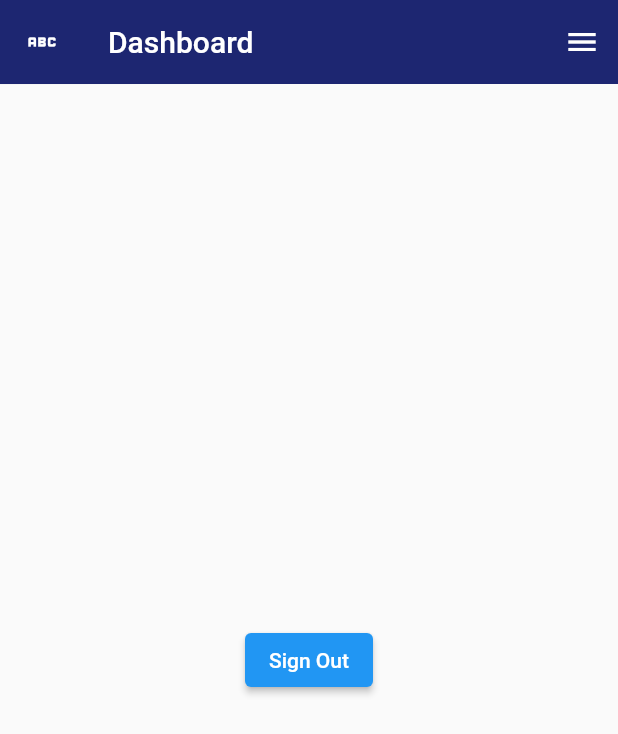
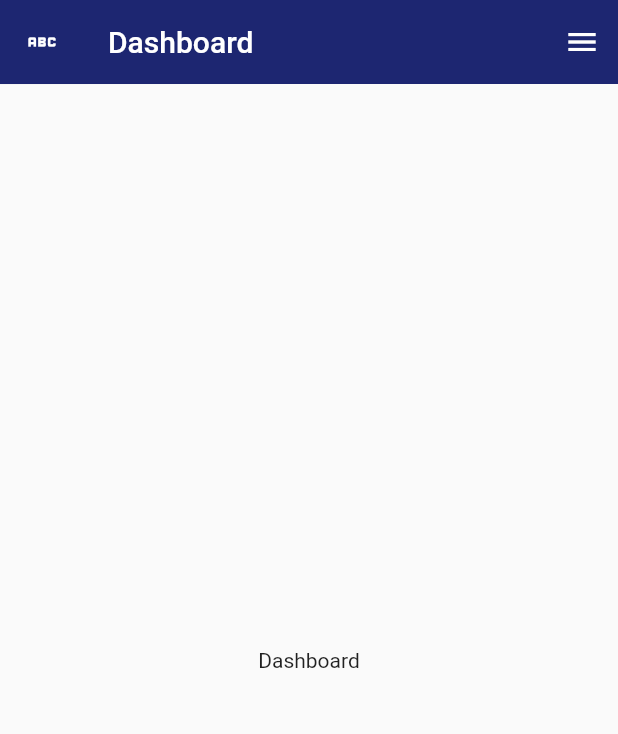
Before and after one commit to NuvinduSenarathne/Gemo_Mobile, a Flutter app: the DashboardScreen screen opened directly, on a phone screen of 412 x 824 dp. Shown: the top 734 px of the screen. Run offline on Flutter 3.47's test engine with Material 2 defaults, Android fonts, the phone set to English and light mode, and no system bars; our stand-ins replace cloud_firestore, firebase_auth, firebase_core, quickalert, shared_preferences; accounts and stored records are empty.

Commit message:
BE:SignOut

```diff
--- a/lib/screens/dashboard.dart
+++ b/lib/screens/dashboard.dart
@@ -24,23 +24,8 @@ class _DashboardScreenState extends State<DashboardScreen> {
              elevation: .1,
             leading: IconButton(
               icon: const Icon(Icons.abc),
-              onPressed: (){},
-            ),
-            actions: [
-              IconButton(
-                icon: const Icon(Icons.menu),
-                onPressed: () {
-                },
-              ),
-            ],
-          ),
-      body: Center(
-        child: Column(
-          // crossAxisAlignment: CrossAxisAlignment.center,
-          mainAxisAlignment: MainAxisAlignment.center,
-          children: <Widget> [
-            ElevatedButton(onPressed: () async {
-              dynamic result = await auth.signOut();
+              onPressed: (){
+                 dynamic result = auth.signOut();
 
               if (result == 'Success') {
                         ScaffoldMessenger.of(context)
@@ -57,7 +42,22 @@ class _DashboardScreenState extends State<DashboardScreen> {
                           content: Text('Error signing out'),
                         ));
                       }
-            }, child: const Text('Sign Out'))
+              },
+            ),
+            actions: [
+              IconButton(
+                icon: const Icon(Icons.menu),
+                onPressed: () {
+                },
+              ),
+            ],
+          ),
+      body: const Center(
+        child: Column(
+          // crossAxisAlignment: CrossAxisAlignment.center,
+          mainAxisAlignment: MainAxisAlignment.center,
+          children: <Widget> [
+            Text('Dashboard')
           ],
         ),
       )
```
